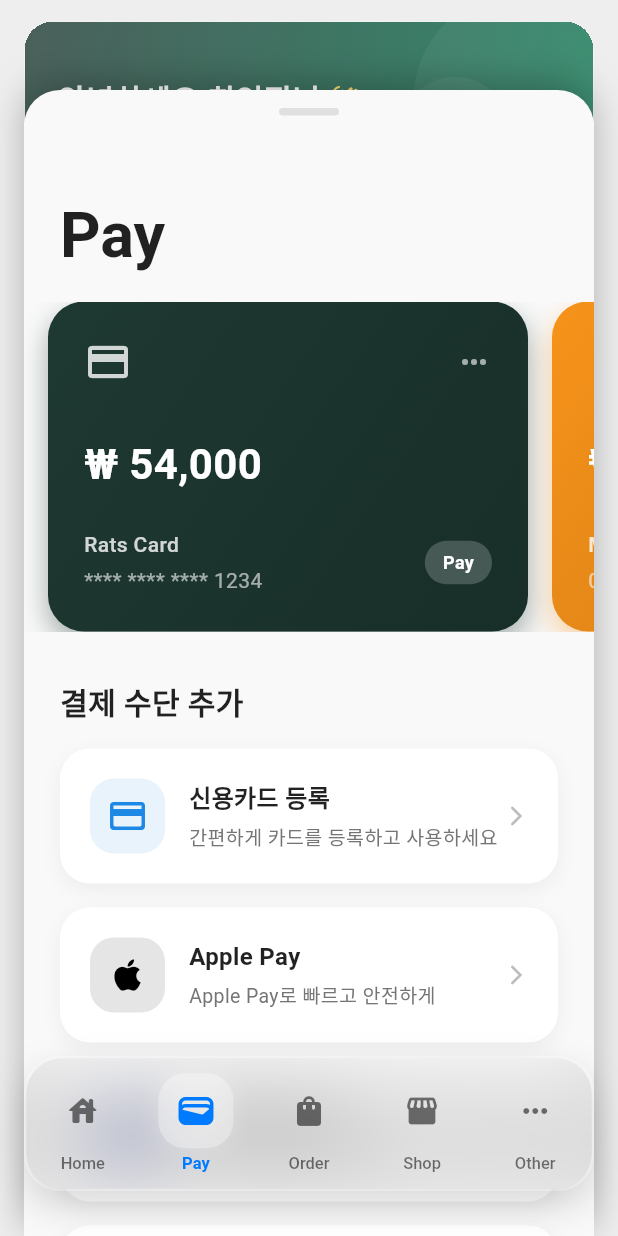
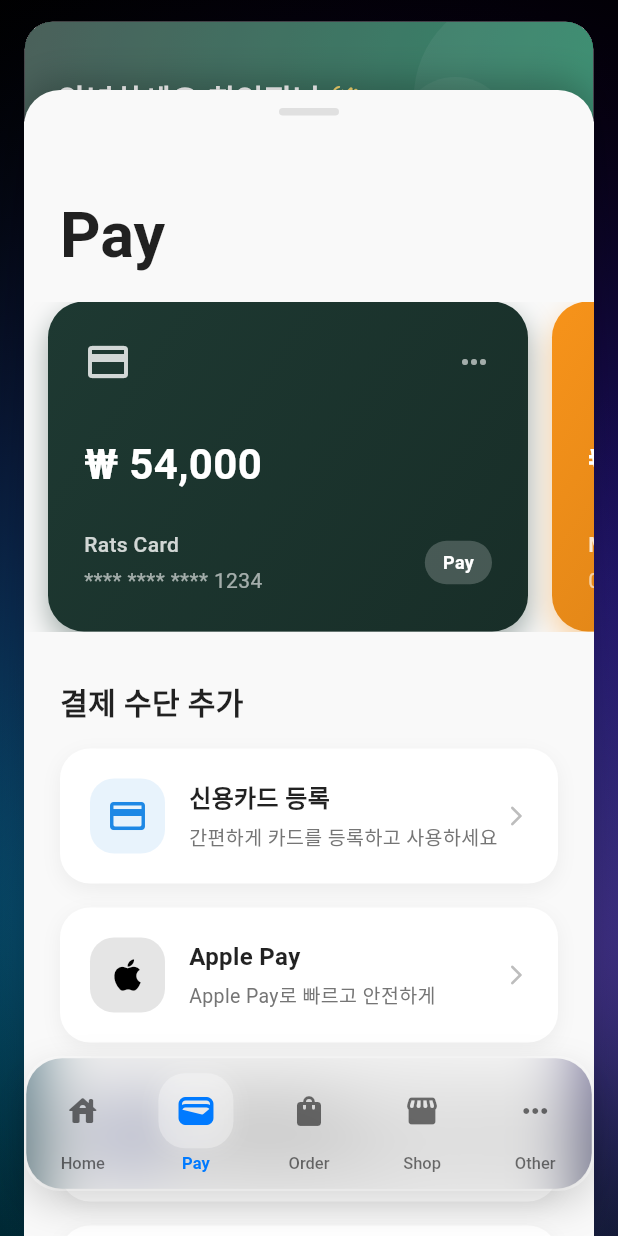
Before and after one commit to ikpil/Ratsbucks, a Flutter app: the screen it shows after launch, item 2 of the bottom bar chosen, on a phone screen of 412 x 824 dp. Run offline on Flutter 3.47's test engine with Material 3 defaults, Android fonts, the light colour scheme and no system bars.

Commit message:
여기까지 나머지는 좀 슀다 하자

```diff
--- a/lib/pages/root_page.dart
+++ b/lib/pages/root_page.dart
@@ -1,5 +1,6 @@
 import 'package:flutter/material.dart';
 import '../widgets/glass_navbar.dart';
+import '../widgets/space_background.dart';
 import 'views/home_view.dart';
 import 'views/pay_view.dart';
 import 'views/order_view.dart';
@@ -31,9 +32,15 @@
 
     return Scaffold(
       extendBody: true,
-      backgroundColor: Colors.grey[200], // Changed from black to light grey
+      backgroundColor: Colors.black, // Fallback color
       body: Stack(
         children: [
+          // Space Background
+          if (isPaySelected)
+            const Positioned.fill(
+              child: SpaceBackground(),
+            ),
+
           // Main Body (Background)
           AnimatedContainer(
             duration: const Duration(milliseconds: 300),
--- /dev/null
+++ b/lib/widgets/space_background.dart
@@ -0,0 +1,119 @@
+import 'package:flutter/material.dart';
+import 'dart:math' as math;
+
+class SpaceBackground extends StatefulWidget {
+  const SpaceBackground({super.key});
+
+  @override
+  State<SpaceBackground> createState() => _SpaceBackgroundState();
+}
+
+class _SpaceBackgroundState extends State<SpaceBackground>
+    with SingleTickerProviderStateMixin {
+  late AnimationController _controller;
+
+  @override
+  void initState() {
+    super.initState();
+    _controller = AnimationController(
+      vsync: this,
+      duration: const Duration(seconds: 10),
+    )..repeat();
+  }
+
+  @override
+  void dispose() {
+    _controller.dispose();
+    super.dispose();
+  }
+
+  @override
+  Widget build(BuildContext context) {
+    return AnimatedBuilder(
+      animation: _controller,
+      builder: (context, child) {
+        return CustomPaint(
+          painter: _AuroraGradientPainter(_controller.value),
+          size: Size.infinite,
+        );
+      },
+    );
+  }
+}
+
+class _AuroraGradientPainter extends CustomPainter {
+  final double animationValue;
+
+  _AuroraGradientPainter(this.animationValue);
+
+  @override
+  void paint(Canvas canvas, Size size) {
+    final rect = Rect.fromLTWH(0, 0, size.width, size.height);
+
+    // Create multiple moving gradient centers based on animation
+    final double t = animationValue * 2 * math.pi;
+
+    // Orb 1: Blue/Purple
+    final Offset center1 = Offset(
+      size.width * (0.5 + 0.3 * math.sin(t)),
+      size.height * (0.3 + 0.2 * math.cos(t * 0.7)),
+    );
+
+    // Orb 2: Orange/Pink
+    final Offset center2 = Offset(
+      size.width * (0.5 + 0.4 * math.cos(t * 0.8)),
+      size.height * (0.7 + 0.2 * math.sin(t * 0.6)),
+    );
+
+    // Orb 3: Cyan/Green
+    final Offset center3 = Offset(
+      size.width * (0.5 + 0.3 * math.sin(t * 1.2 + math.pi)),
+      size.height * (0.5 + 0.3 * math.cos(t * 0.9)),
+    );
+
+    // We blend these gradients by drawing them with different blend modes
+    // Base dark background
+    canvas.drawRect(rect, Paint()..color = const Color(0xFF000000));
+
+    // Paint 1
+    final paint1 = Paint()
+      ..shader = RadialGradient(
+        colors: [
+          const Color(0xFF4A00E0).withOpacity(0.6), // Purple
+          Colors.transparent,
+        ],
+        radius: 0.8,
+      ).createShader(Rect.fromCircle(center: center1, radius: size.width * 0.8))
+      ..blendMode = BlendMode.screen;
+    canvas.drawRect(rect, paint1);
+
+    // Paint 2
+    final paint2 = Paint()
+      ..shader = RadialGradient(
+        colors: [
+          const Color(0xFF8E2DE2).withOpacity(0.5), // Pink/Violet
+          Colors.transparent,
+        ],
+        radius: 0.7,
+      ).createShader(Rect.fromCircle(center: center2, radius: size.width * 0.7))
+      ..blendMode = BlendMode.screen;
+    canvas.drawRect(rect, paint2);
+
+    // Paint 3
+    final paint3 = Paint()
+      ..shader = RadialGradient(
+        colors: [
+          const Color(0xFF00C6FF).withOpacity(0.5), // Cyan
+          Colors.transparent,
+        ],
+        radius: 0.9,
+      ).createShader(Rect.fromCircle(center: center3, radius: size.width * 0.9))
+      ..blendMode = BlendMode.screen;
+    canvas.drawRect(rect, paint3);
+  }
+
+  @override
+  bool shouldRepaint(covariant _AuroraGradientPainter oldDelegate) {
+    return true;
+  }
+}
```
